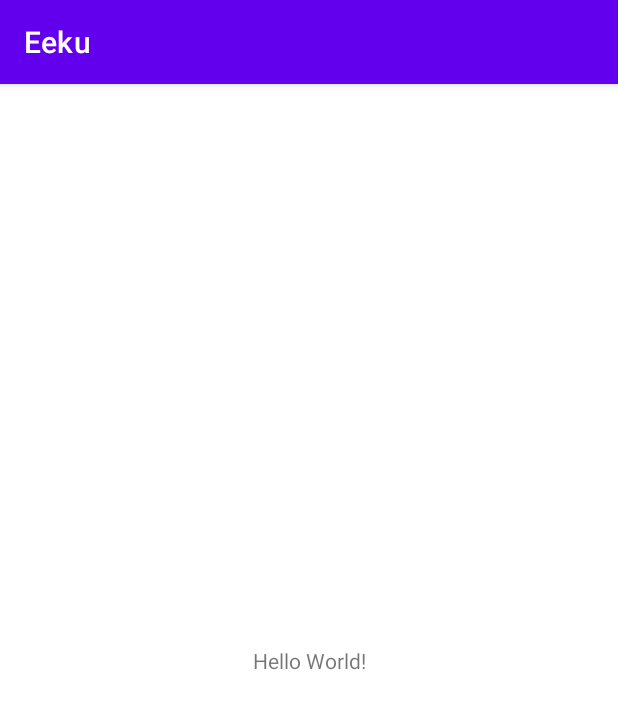
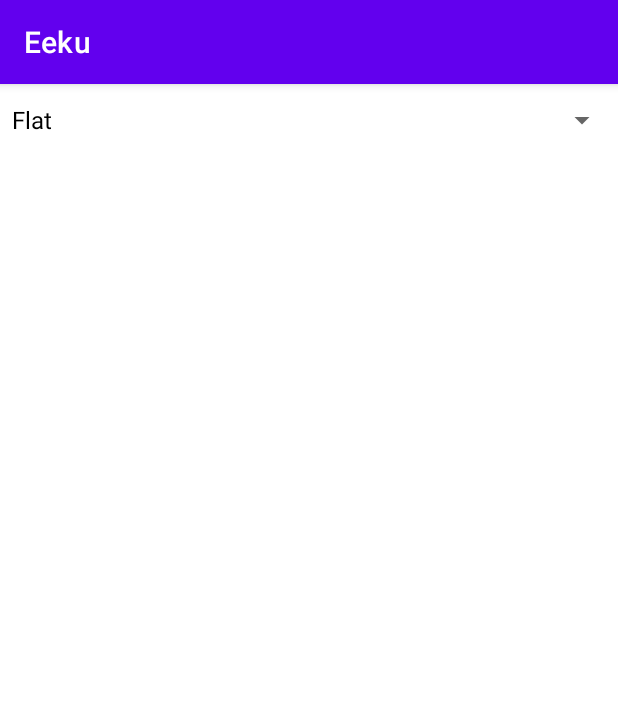
Before and after one commit to tytydraco/Eeku, an Android app: the screen it shows after launch (ConfigActivity), on a phone screen of 412 x 824 dp. Shown: the top 709 px of the screen. Run offline under Robolectric (Android 15) with nearby library versions, the phone set to English and light mode, and no system bars.

Commit message:
Flesh out configurations and UI selections
Signed-off-by: tytydraco <tylernij@gmail.com>

```diff
--- a/app/src/main/java/com/draco/eeku/models/PresetEqualizerMaps.kt
+++ b/app/src/main/java/com/draco/eeku/models/FrequencyGainMaps.kt
@@ -2,11 +2,8 @@ package com.draco.eeku.models
 
 import com.draco.eeku.utils.DecibelUtils
 
-object PresetEqualizerMaps {
-    /**
-     * Complete flat map mask
-     */
-    val MASK = mapOf(
+object FrequencyGainMaps {
+    val FLAT = mapOf(
         Frequencies.SUB_BASS to         DecibelUtils.loudnessToDb(1.0f),
         Frequencies.BASS to             DecibelUtils.loudnessToDb(1.0f),
         Frequencies.LOW_MID to          DecibelUtils.loudnessToDb(1.0f),
@@ -17,8 +14,12 @@ object PresetEqualizerMaps {
     )
 
     val LESS_BRIGHT = mapOf(
-        Frequencies.UPPER_MID to        DecibelUtils.loudnessToDb(0.8f),
+        Frequencies.SUB_BASS to         DecibelUtils.loudnessToDb(1.0f),
+        Frequencies.BASS to             DecibelUtils.loudnessToDb(1.0f),
+        Frequencies.LOW_MID to          DecibelUtils.loudnessToDb(1.0f),
+        Frequencies.MID to              DecibelUtils.loudnessToDb(1.0f),
+        Frequencies.UPPER_MID to        DecibelUtils.loudnessToDb(0.9f),
         Frequencies.PRESENCE to         DecibelUtils.loudnessToDb(0.8f),
-        Frequencies.BRILLIANCE to       DecibelUtils.loudnessToDb(0.8f)
+        Frequencies.BRILLIANCE to       DecibelUtils.loudnessToDb(1.0f)
     )
 }
--- /dev/null
+++ b/app/src/main/java/com/draco/eeku/models/Preset.kt
@@ -0,0 +1,7 @@
+package com.draco.eeku.models
+
+data class Preset(
+    val id: String,
+    val displayName: String,
+    val map: Map<Float, Float>
+)
--- /dev/null
+++ b/app/src/main/java/com/draco/eeku/models/Presets.kt
@@ -0,0 +1,14 @@
+package com.draco.eeku.models
+
+val Presets = listOf(
+    Preset(
+        "mask",
+        "Flat",
+        FrequencyGainMaps.FLAT
+    ),
+    Preset(
+        "less_bright",
+        "Less Bright",
+        FrequencyGainMaps.LESS_BRIGHT
+    )
+)
--- a/app/src/main/java/com/draco/eeku/views/ConfigActivity.kt
+++ b/app/src/main/java/com/draco/eeku/views/ConfigActivity.kt
@@ -1,16 +1,46 @@
 package com.draco.eeku.views
 
+import android.os.Bundle
+import android.view.View
+import android.widget.AdapterView
+import android.widget.ArrayAdapter
+import android.widget.Spinner
+import androidx.activity.viewModels
 import androidx.appcompat.app.AppCompatActivity
-import android.os.Bundle
-import androidx.activity.viewModels
+import androidx.preference.PreferenceManager
 import com.draco.eeku.R
+import com.draco.eeku.models.Presets
 import com.draco.eeku.viewmodels.ConfigActivityViewModel
 
 class ConfigActivity : AppCompatActivity() {
+    //TODO: Clean up, make pretty, use VM
     private val viewModel: ConfigActivityViewModel by viewModels()
+
+    private lateinit var spinner: Spinner
 
     override fun onCreate(savedInstanceState: Bundle?) {
         super.onCreate(savedInstanceState)
         setContentView(R.layout.activity_config)
+
+        spinner = findViewById(R.id.spinner)
+
+        val adapter = ArrayAdapter(this, android.R.layout.simple_spinner_dropdown_item, Presets.map { it.displayName })
+
+        spinner.adapter = adapter
+        spinner.onItemSelectedListener = object : AdapterView.OnItemSelectedListener {
+            override fun onItemSelected(parent: AdapterView<*>?, view: View?, position: Int, id: Long) {
+                PreferenceManager.getDefaultSharedPreferences(this@ConfigActivity).edit().apply {
+                    putString("preset_id", Presets[position].id)
+                    apply()
+                }
+            }
+
+            override fun onNothingSelected(parent: AdapterView<*>?) {}
+        }
+
+        val savedId = PreferenceManager.getDefaultSharedPreferences(this@ConfigActivity).getString("preset_id", "mask")!!
+        val savedPreset = Presets.find { it.id == savedId }
+        val savedPresetIndex = Presets.indexOf(savedPreset)
+        spinner.setSelection(savedPresetIndex)
     }
 }
--- a/app/src/main/res/layout/activity_config.xml
+++ b/app/src/main/res/layout/activity_config.xml
@@ -1,18 +1,12 @@
 <?xml version="1.0" encoding="utf-8"?>
-<androidx.constraintlayout.widget.ConstraintLayout xmlns:android="http://schemas.android.com/apk/res/android"
-    xmlns:app="http://schemas.android.com/apk/res-auto"
-    xmlns:tools="http://schemas.android.com/tools"
+<LinearLayout xmlns:android="http://schemas.android.com/apk/res/android"
     android:layout_width="match_parent"
     android:layout_height="match_parent"
-    tools:context=".views.ConfigActivity">
+    android:orientation="vertical">
 
-    <TextView
-        android:layout_width="wrap_content"
+    <Spinner
+        android:layout_width="match_parent"
         android:layout_height="wrap_content"
-        android:text="Hello World!"
-        app:layout_constraintBottom_toBottomOf="parent"
-        app:layout_constraintLeft_toLeftOf="parent"
-        app:layout_constraintRight_toRightOf="parent"
-        app:layout_constraintTop_toTopOf="parent" />
+        android:id="@+id/spinner" />
 
-</androidx.constraintlayout.widget.ConstraintLayout>
+</LinearLayout>
```
Also changed, not shown: app/src/main/java/com/draco/eeku/receivers/AudioSessionReceiver.kt (+10 -2 lines), app/src/main/java/com/draco/eeku/utils/Eeku.kt (+4 -7 lines), app/src/main/java/com/draco/eeku/utils/PresetResolver.kt (deleted, +0 -35 lines).
